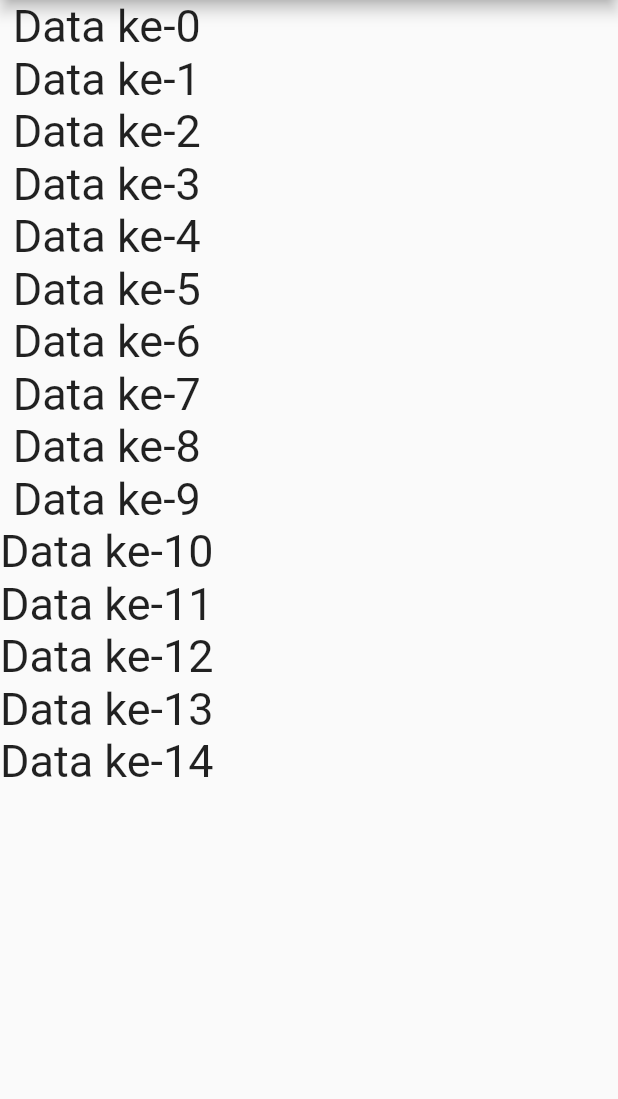
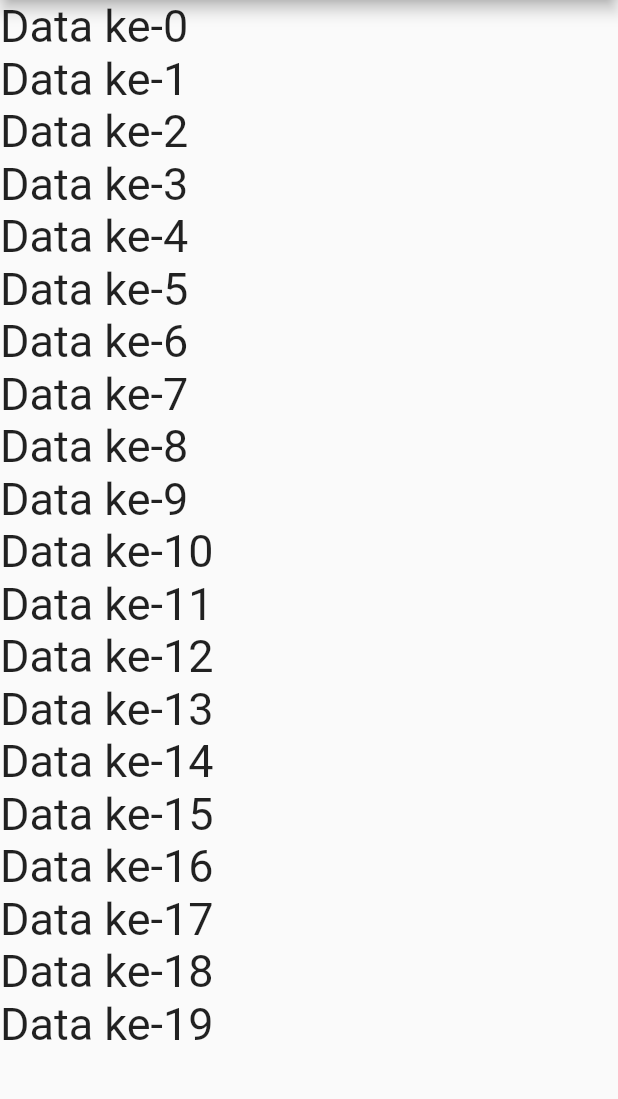
Before and after one commit to chairoel/Flutter-Basic, a Flutter app: the screen it shows after launch, on a phone screen of 412 x 824 dp, the part 84-1183 px from its top. Run offline on Flutter 3.47's test engine with Material 2 defaults, Android fonts, the phone set to English and light mode, and no system bars.

Commit message:
Display data using a listview to handle UI errors and the UI is scrollable

```diff
--- a/latihan_listview/lib/main.dart
+++ b/latihan_listview/lib/main.dart
@@ -15,7 +15,7 @@ class _MyAppState extends State<MyApp> {
   List<Widget> widgets = [];
 
   _MyAppState() {
-    for (int i = 0; i < 15; i++) {
+    for (int i = 0; i < 20; i++) {
       widgets.add(Text(
         "Data ke-" + i.toString(),
         style: TextStyle(fontSize: 30),
@@ -30,7 +30,7 @@ class _MyAppState extends State<MyApp> {
       appBar: AppBar(
         title: Text("Latihan ListView"),
       ),
-      body: Column(children: widgets),
+      body: ListView(children: widgets),
     ));
   }
 }
```
